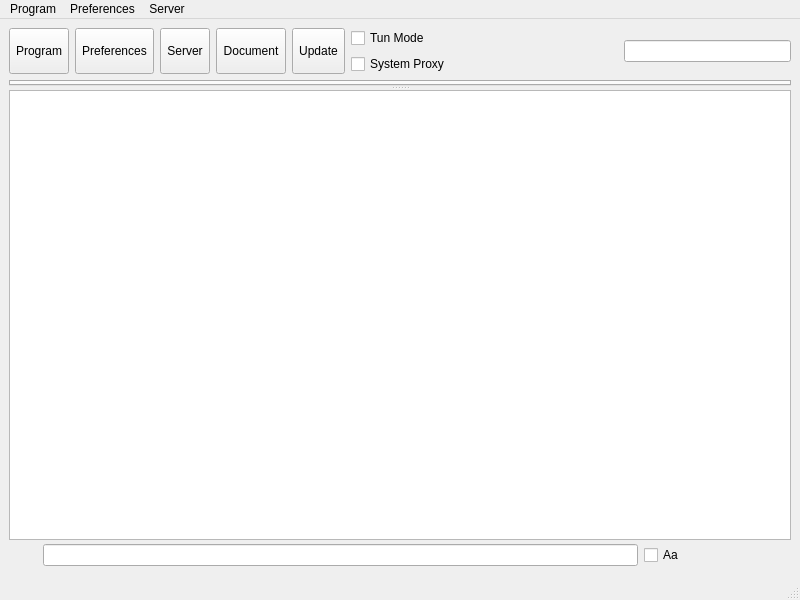
First picture: the form in src/ui/MainWindow.ui, repository Restia-Ashbell/nekobox, before the edit.
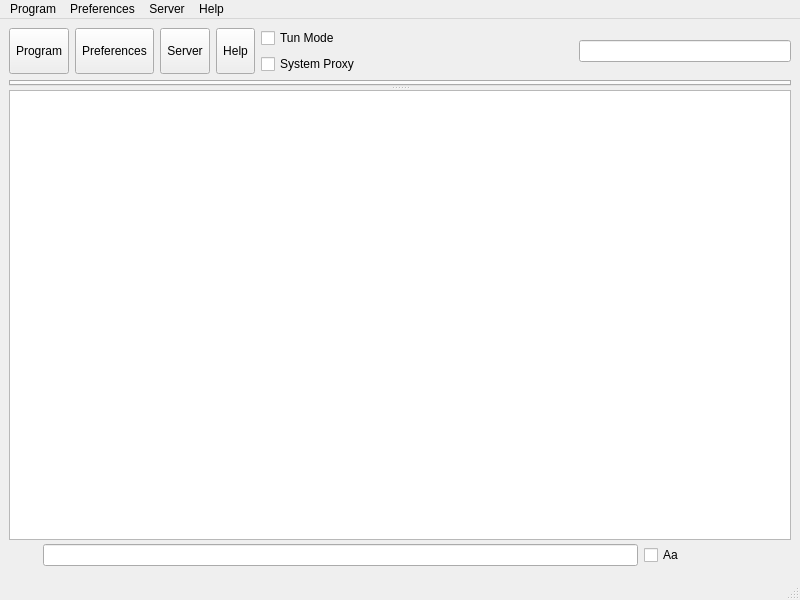
Second picture: the form after the edit. Icons and pictures are not drawn.

Commit message: feat: merge document and update buttons into help menu

What changed in the file:
```diff
--- a/src/ui/MainWindow.ui
+++ b/src/ui/MainWindow.ui
@@ -116,38 +116,10 @@
          </sizepolicy>
         </property>
         <property name="text">
-         <string>Document</string>
+         <string>Help</string>
         </property>
         <property name="icon">
-         <iconset theme="help-about"/>
-        </property>
-        <property name="iconSize">
-         <size>
-          <width>24</width>
-          <height>24</height>
-         </size>
-        </property>
-        <property name="popupMode">
-         <enum>QToolButton::ToolButtonPopupMode::InstantPopup</enum>
-        </property>
-        <property name="toolButtonStyle">
-         <enum>Qt::ToolButtonStyle::ToolButtonTextUnderIcon</enum>
-        </property>
-       </widget>
-      </item>
-      <item>
-       <widget class="QToolButton" name="toolButton_update">
-        <property name="sizePolicy">
-         <sizepolicy hsizetype="Preferred" vsizetype="Preferred">
-          <horstretch>0</horstretch>
-          <verstretch>0</verstretch>
-         </sizepolicy>
-        </property>
-        <property name="text">
-         <string>Update</string>
-        </property>
-        <property name="icon">
-         <iconset theme="system-software-update"/>
+         <iconset theme="help-browser"/>
         </property>
         <property name="iconSize">
          <size>
@@ -472,9 +444,18 @@
     <addaction name="menu_profile_debug_info"/>
     <addaction name="separator"/>
    </widget>
+   <widget class="QMenu" name="menu_help">
+    <property name="title">
+     <string>Help</string>
+    </property>
+    <addaction name="menu_documentation"/>
+    <addaction name="menu_source_code"/>
+    <addaction name="menu_check_update"/>
+   </widget>
    <addaction name="menu_program"/>
    <addaction name="menu_preferences"/>
    <addaction name="menu_server"/>
+   <addaction name="menu_help"/>
   </widget>
   <widget class="QStatusBar" name="statusbar"/>
   <action name="menu_exit">
```
Left out of the diff: 19 changed lines with no effect on the pictures. The commit also changes 5 other files.
